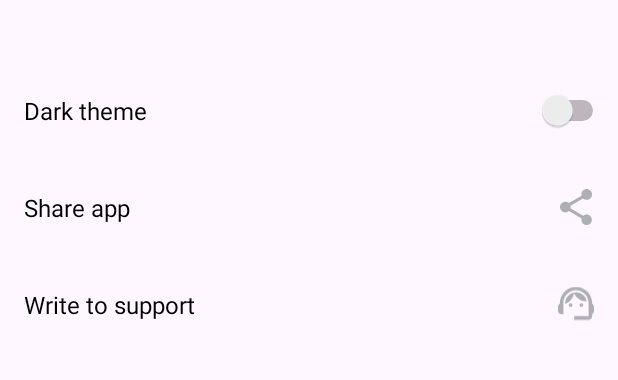
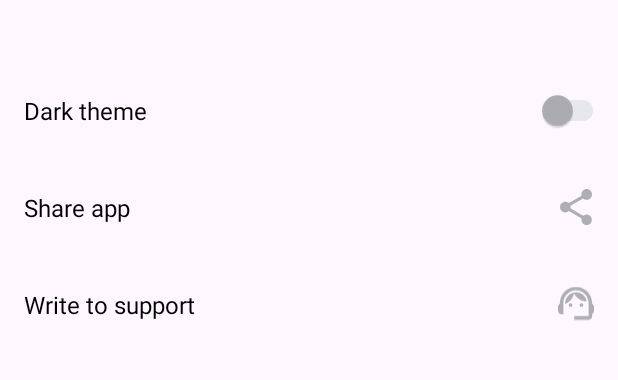
Before and after one commit to OvsyannikovMaksim/PlaylistMaker, an Android app: the layout activity_settings.xml on its own in the app's theme, with its tools: preview values and no code run, on a phone screen of 412 x 824 dp, the part 70-450 px from its top. Run offline under Robolectric (Android 15) with nearby library versions, the light colour scheme and no system bars.

Commit message:
fix color

```diff
--- a/app/src/main/res/layout/activity_main.xml
+++ b/app/src/main/res/layout/activity_main.xml
@@ -7,7 +7,7 @@
     android:orientation="vertical"
     android:background="@color/main_blue">
 
-    <androidx.appcompat.widget.Toolbar
+    <com.google.android.material.appbar.MaterialToolbar
         android:layout_width="match_parent"
         android:layout_height="wrap_content"
         app:title="@string/app_name"
--- a/app/src/main/res/layout/activity_settings.xml
+++ b/app/src/main/res/layout/activity_settings.xml
@@ -5,7 +5,7 @@
     android:layout_height="match_parent"
     android:orientation="vertical">
 
-    <androidx.appcompat.widget.Toolbar
+    <com.google.android.material.appbar.MaterialToolbar
         android:layout_width="match_parent"
         android:layout_height="wrap_content"
         app:title="@string/app_name"
@@ -25,11 +25,15 @@
             android:textSize="16sp"
             android:layout_marginVertical="21dp"
             android:layout_marginStart="@dimen/standard_margin"/>
-        <Switch
+        <com.google.android.material.switchmaterial.SwitchMaterial
             android:layout_width="wrap_content"
             android:layout_height="match_parent"
             android:layout_gravity="end|center_vertical"
-            android:layout_marginEnd="6dp" />
+            android:layout_marginEnd="6dp"
+            app:useMaterialThemeColors="false"
+            app:trackTint="@color/light_grey"
+            app:thumbTint="@color/grey"
+            />
     </FrameLayout>
 
     <FrameLayout
--- a/app/src/main/res/values/colors.xml
+++ b/app/src/main/res/values/colors.xml
@@ -3,4 +3,6 @@
     <color name="black">#FF000000</color>
     <color name="white">#FFFFFFFF</color>
     <color name="main_blue">#3772E7</color>
+    <color name="grey">#AEAFB4</color>
+    <color name="light_grey">#E6E8EB</color>
 </resources>
```
